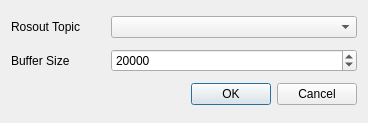
This is resource/console_settings_dialog.ui in ros2-gbp/rqt_console-release as Qt 5 draws it before an edit. The edited form follows.
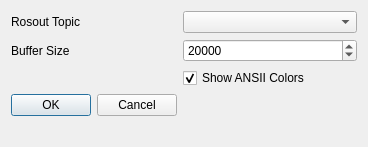
This is the edited form.

```diff
--- a/resource/console_settings_dialog.ui
+++ b/resource/console_settings_dialog.ui
@@ -10,20 +10,21 @@
     <x>0</x>
     <y>0</y>
     <width>368</width>
-    <height>123</height>
+    <height>147</height>
    </rect>
   </property>
   <property name="windowTitle">
    <string>Setup</string>
   </property>
+  <property name="sizeGripEnabled">
+   <bool>false</bool>
+  </property>
   <property name="modal">
    <bool>true</bool>
   </property>
-  <layout class="QVBoxLayout" name="verticalLayout">
-   <item>
-    <layout class="QHBoxLayout" name="horizontalLayout_2">
-     <item>
-      <widget class="QLabel" name="label">
+  <layout class="QFormLayout" name="formLayout">
+   <item row="1" column="0">
+    <widget class="QLabel" name="topic_label">
        <property name="maximumSize">
         <size>
          <width>94</width>
@@ -35,15 +36,11 @@
        </property>
       </widget>
      </item>
-     <item>
+   <item row="1" column="1">
       <widget class="QComboBox" name="topic_combo"/>
      </item>
-    </layout>
-   </item>
-   <item>
-    <layout class="QHBoxLayout" name="horizontalLayout">
-     <item>
-      <widget class="QLabel" name="label_5">
+   <item row="2" column="0">
+    <widget class="QLabel" name="buffer_size_label">
        <property name="maximumSize">
         <size>
          <width>94</width>
@@ -55,7 +52,7 @@
        </property>
       </widget>
      </item>
-     <item>
+   <item row="2" column="1">
       <widget class="QSpinBox" name="buffer_size_spin">
        <property name="maximum">
         <number>100000</number>
@@ -68,18 +65,23 @@
        </property>
       </widget>
      </item>
-    </layout>
-   </item>
-   <item>
-    <layout class="QHBoxLayout" name="levelsLayout"/>
-   </item>
-   <item>
+   <item row="5" column="0">
     <widget class="QDialogButtonBox" name="buttonBox">
      <property name="standardButtons">
       <set>QDialogButtonBox::Cancel|QDialogButtonBox::Ok</set>
      </property>
     </widget>
    </item>
+   <item row="3" column="1">
+    <widget class="QCheckBox" name="colors_checkbox">
+     <property name="text">
+      <string>Show ANSII Colors</string>
+     </property>
+     <property name="checked">
+      <bool>true</bool>
+     </property>
+    </widget>
+   </item>
   </layout>
  </widget>
  <resources/>
```
Lines whose indentation alone changed are shown as unchanged.
